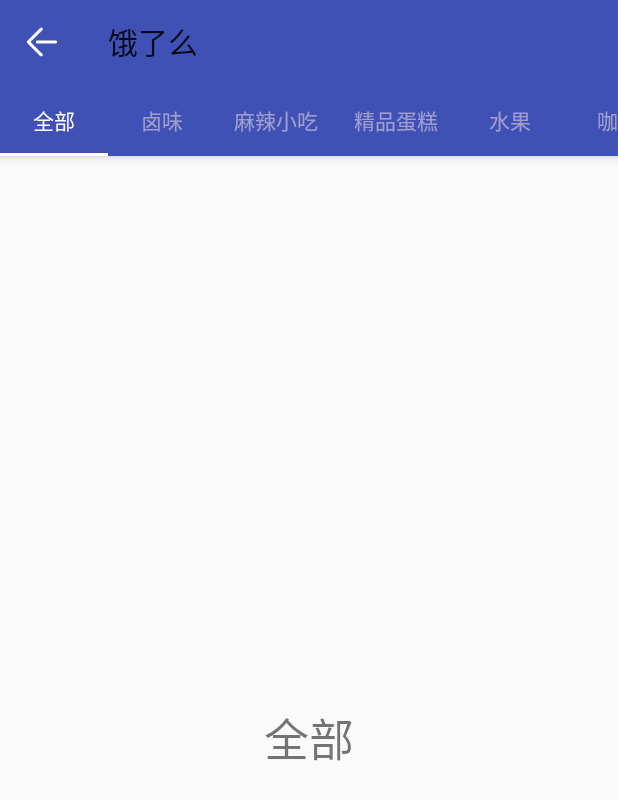
After one commit to MaiitZhao/doSomething, an Android app: the ELMActivity screen opened directly, with no data from a screen before it, on a phone screen of 412 x 824 dp. The commit adds this screen. Shown: the top 800 px of the screen. Run offline under Robolectric (Android 15) with nearby library versions, the phone set to English and light mode, and no system bars; our stand-ins replace ButterKnife; plain views replace SmartRefreshLayout; Roboto replaces fonts that are not available here.

Commit message:
类似饿了么的界面搭建完成

```diff
--- a/app/build.gradle
+++ b/app/build.gradle
@@ -38,7 +38,8 @@ configurations.all {
 
 dependencies {
     implementation fileTree(include: ['*.jar'], dir: 'libs')
-    implementation 'com.android.support:appcompat-v7:25.3.0'
+    implementation 'com.android.support:appcompat-v7:25.3.1'
+    implementation 'com.android.support:support-v4:25.3.1'
     implementation 'com.android.support.constraint:constraint-layout:1.1.3'
     testImplementation 'junit:junit:4.12'
     androidTestImplementation 'com.android.support.test:runner:1.0.2'
@@ -50,4 +51,5 @@ dependencies {
     compile 'pub.devrel:easypermissions:0.4.2'
     compile 'com.github.barteksc:android-pdf-viewer:2.8.2'
     implementation files('libs/tbs_sdk_thirdapp.jar')
+    implementation 'com.android.support:design:25.3.1'
 }
--- a/app/src/main/AndroidManifest.xml
+++ b/app/src/main/AndroidManifest.xml
@@ -52,7 +52,8 @@
                 android:resource="@xml/file_paths" />
         </provider>
 
-        <activity android:name=".CommonViewActivity"></activity>
+        <activity android:name=".CommonViewActivity" />
+        <activity android:name=".ele.ELMActivity"/>
     </application>
 
 </manifest>
--- a/app/src/main/java/com/example/maiitzhao/myapplication/base/MainActivity.java
+++ b/app/src/main/java/com/example/maiitzhao/myapplication/base/MainActivity.java
@@ -10,6 +10,7 @@ import android.widget.TextView;
 
 import com.example.maiitzhao.myapplication.CommonViewActivity;
 import com.example.maiitzhao.myapplication.R;
+import com.example.maiitzhao.myapplication.ele.ELMActivity;
 import com.example.maiitzhao.myapplication.paintboard.PaintBoardActivity;
 import com.example.maiitzhao.myapplication.pdf.DocumentDisplayActivity;
 import com.example.maiitzhao.myapplication.pdf.PdfDisActivity;
@@ -40,7 +41,7 @@ public class MainActivity extends BaseActivity {
     }
 
     @OnClick({R.id.tv_paint_bord, R.id.tv_paint, R.id.tv_update, R.id.tv_pdf, R.id.tv_pdf2, R.id.tv_pdf3,
-            R.id.tv_pdf4, R.id.tv_gridview, R.id.ll_trans})
+            R.id.tv_pdf4, R.id.tv_gridview, R.id.ll_trans, R.id.tv_ele})
     public void onClick(View view) {
         switch (view.getId()) {
             case R.id.tv_paint_bord:
@@ -73,6 +74,9 @@ public class MainActivity extends BaseActivity {
                 bundlePPT.putInt("type", 3);
                 CommonUtil.toActivityBundle(DocumentDisplayActivity.class, bundlePPT);
                 break;
+            case R.id.tv_ele:
+                CommonUtil.toActivity(ELMActivity.class);
+                break;
             case R.id.tv_gridview:
                 Intent intent = new Intent(this, CommonViewActivity.class);
                 Bundle bundleXioguo = ActivityOptionsCompat.makeSceneTransitionAnimation(this, tvGrid, getString(R.string.trans_tag_image)).toBundle();
--- /dev/null
+++ b/app/src/main/java/com/example/maiitzhao/myapplication/ele/ELMActivity.java
@@ -0,0 +1,82 @@
+package com.example.maiitzhao.myapplication.ele;
+
+import android.content.Context;
+import android.os.Bundle;
+import android.support.design.widget.TabLayout;
+import android.support.v4.app.Fragment;
+import android.support.v4.app.FragmentManager;
+import android.support.v4.app.FragmentPagerAdapter;
+import android.support.v4.view.ViewPager;
+import android.support.v7.widget.Toolbar;
+
+import com.example.maiitzhao.myapplication.R;
+import com.example.maiitzhao.myapplication.base.BaseActivity;
+
+import butterknife.BindView;
+
+/**
+ * 类描述：仿饿了吗首界面
+ * 创建人：zpxiang
+ * 创建时间：2019/1/9
+ * 修改人：
+ * 修改时间：
+ */
+public class ELMActivity extends BaseActivity {
+
+    @BindView(R.id.toolbar)
+    Toolbar toolbar;
+    @BindView(R.id.tabLayout)
+    TabLayout tabLayout;
+    @BindView(R.id.viewPager)
+    ViewPager viewPager;
+
+    private String[] titles = {"全部", "卤味", "麻辣小吃", "精品蛋糕", "水果", "咖啡", "奶茶果汁", "面包", "牛奶"};
+
+    @Override
+    protected int initContentView() {
+        return R.layout.activity_elm;
+    }
+
+    @Override
+    protected void initView() {
+
+        initToolbar();
+
+        TabPagerAdapter tabPagerAdapter = new TabPagerAdapter(getSupportFragmentManager());
+        viewPager.setAdapter(tabPagerAdapter);
+        tabLayout.setupWithViewPager(viewPager);
+    }
+
+    private void initToolbar() {
+        toolbar.setNavigationIcon(R.mipmap.ic_back);
+        toolbar.setTitle("饿了么");
+        setSupportActionBar(toolbar);
+    }
+
+
+    class TabPagerAdapter extends FragmentPagerAdapter {
+
+        public TabPagerAdapter(FragmentManager fm) {
+            super(fm);
+        }
+
+        @Override
+        public Fragment getItem(int position) {
+            TotalFragment fragment = new TotalFragment();
+            Bundle bundle = new Bundle();
+            bundle.putString("content", titles[position]);
+            fragment.setArguments(bundle);
+            return fragment;
+        }
+
+        @Override
+        public int getCount() {
+            return titles.length;
+        }
+
+        @Override
+        public CharSequence getPageTitle(int position) {
+            return titles[position];
+        }
+    }
+}
--- /dev/null
+++ b/app/src/main/java/com/example/maiitzhao/myapplication/ele/TotalFragment.java
@@ -0,0 +1,37 @@
+package com.example.maiitzhao.myapplication.ele;
+
+import android.os.Bundle;
+import android.support.annotation.Nullable;
+import android.support.v4.app.Fragment;
+import android.view.LayoutInflater;
+import android.view.View;
+import android.view.ViewGroup;
+import android.widget.TextView;
+
+import com.example.maiitzhao.myapplication.R;
+
+public class TotalFragment extends Fragment {
+
+    private TextView textView;
+    private String content;
+
+    @Override
+    public void onCreate(Bundle savedInstanceState) {
+        super.onCreate(savedInstanceState);
+
+        content = getArguments().getString("content");
+    }
+
+    @Override
+    public View onCreateView(LayoutInflater inflater, ViewGroup container,
+                             Bundle savedInstanceState) {
+        return inflater.inflate(R.layout.fragment_total, container, false);
+    }
+
+    @Override
+    public void onViewCreated(View view, @Nullable Bundle savedInstanceState) {
+        super.onViewCreated(view, savedInstanceState);
+        textView = (TextView) view.findViewById(R.id.textView);
+        textView.setText(content);
+    }
+}
--- /dev/null
+++ b/app/src/main/res/layout/activity_elm.xml
@@ -0,0 +1,37 @@
+<?xml version="1.0" encoding="utf-8"?>
+<android.support.design.widget.CoordinatorLayout xmlns:android="http://schemas.android.com/apk/res/android"
+    xmlns:app="http://schemas.android.com/apk/res-auto"
+    xmlns:tools="http://schemas.android.com/tools"
+    android:layout_width="match_parent"
+    android:layout_height="match_parent"
+    tools:context="com.example.maiitzhao.myapplication.ele.ELMActivity">
+
+    <android.support.design.widget.AppBarLayout
+        android:layout_width="match_parent"
+        android:layout_height="wrap_content"
+        android:orientation="vertical">
+
+        <android.support.v7.widget.Toolbar
+            android:id="@+id/toolbar"
+            android:layout_width="match_parent"
+            android:layout_height="?attr/actionBarSize"
+            app:layout_scrollFlags="scroll|enterAlways" />
+
+        <android.support.design.widget.TabLayout
+            android:id="@+id/tabLayout"
+            android:layout_width="match_parent"
+            android:layout_height="wrap_content"
+            app:tabIndicatorColor="@color/white"
+            app:tabSelectedTextColor="@color/white"
+            app:tabTextColor="#88f5e3e3"
+            app:tabMode="scrollable"/>
+
+    </android.support.design.widget.AppBarLayout>
+
+    <android.support.v4.view.ViewPager
+        android:id="@+id/viewPager"
+        android:layout_width="match_parent"
+        android:layout_height="match_parent"
+        app:layout_behavior="@string/appbar_scrolling_view_behavior" />
+
+</android.support.design.widget.CoordinatorLayout>
--- a/app/src/main/res/layout/activity_main.xml
+++ b/app/src/main/res/layout/activity_main.xml
@@ -62,6 +62,13 @@
         android:padding="10dp"
         android:text="TBS ppt" />
 
+    <TextView
+        android:id="@+id/tv_ele"
+        android:layout_width="wrap_content"
+        android:layout_height="wrap_content"
+        android:padding="10dp"
+        android:text="elema" />
+
 
     <ImageView
         android:id="@+id/tv_gridview"
--- /dev/null
+++ b/app/src/main/res/layout/fragment_total.xml
@@ -0,0 +1,27 @@
+<FrameLayout xmlns:android="http://schemas.android.com/apk/res/android"
+    xmlns:tools="http://schemas.android.com/tools"
+    android:layout_width="match_parent"
+    android:layout_height="match_parent"
+    tools:context="com.example.maiitzhao.myapplication.ele.TotalFragment">
+
+    <TextView
+        android:id="@+id/textView"
+        android:layout_width="wrap_content"
+        android:layout_height="wrap_content"
+        android:textSize="30sp"
+        android:layout_gravity="center"
+        android:text="@string/hello_blank_fragment" />
+
+    <!--<com.scwang.smartrefresh.layout.SmartRefreshLayout xmlns:android="http://schemas.android.com/apk/res/android"-->
+        <!--android:id="@+id/refreshLayout"-->
+        <!--android:layout_width="match_parent"-->
+        <!--android:layout_height="match_parent">-->
+
+        <!--<android.support.v7.widget.RecyclerView-->
+            <!--android:id="@+id/recycler_view"-->
+            <!--android:layout_width="match_parent"-->
+            <!--android:layout_height="match_parent" />-->
+
+    <!--</com.scwang.smartrefresh.layout.SmartRefreshLayout>-->
+
+</FrameLayout>
--- a/app/src/main/res/values/strings.xml
+++ b/app/src/main/res/values/strings.xml
@@ -9,4 +9,7 @@
 
     <string name="explain">两界面之间关于共享元素动画需要使用的文本内容.要实现共享元素动画，需要两界面的控件使用transitionName来作为标记，跳转时才能达到平移效果.平移可以在单对单控件之间发生，同样也适用于多对多，只需要两两之间加上相同的transitionName串</string>
 
+    <!-- TODO: Remove or change this placeholder text -->
+    <string name="hello_blank_fragment">Hello blank fragment</string>
+
 </resources>
```
Also changed, not shown: app/src/main/res/mipmap-xhdpi/ic_back.png (added).
